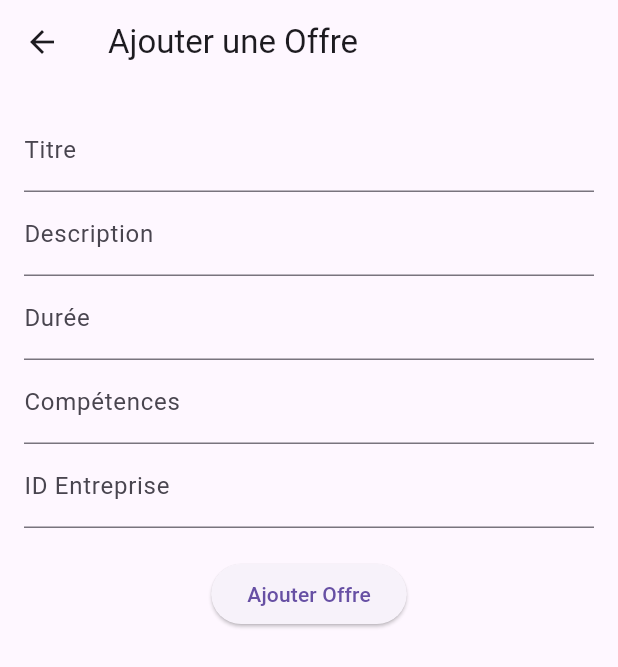
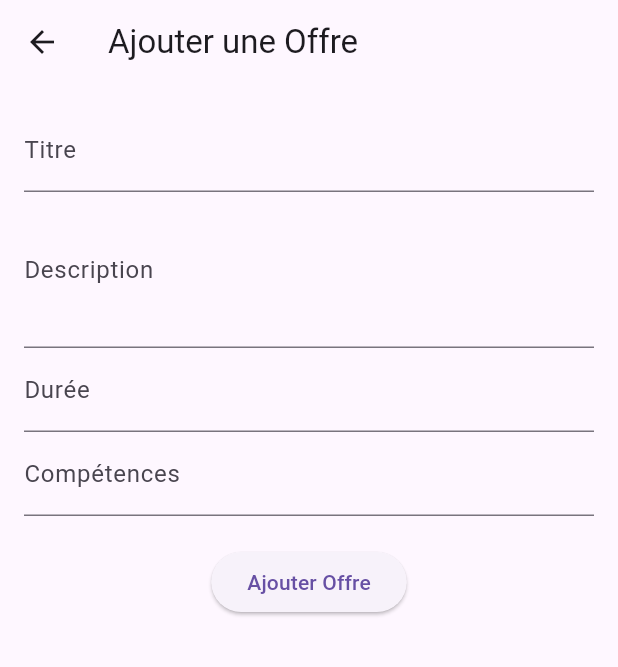
Before and after one commit to yakinebenali/Gestion-de-stage-rapport, a Flutter app: the HomeScreen screen opened directly, after a tap on "Ajouter Offre", on a phone screen of 412 x 824 dp. Shown: the top 667 px of the screen. Run offline on Flutter 3.47's test engine with Material 3 defaults, Android fonts, the phone set to English and light mode, and no system bars; our stand-ins replace file_picker.

Commit message:
fix id_entreprise dans lajout offre comme parametre

```diff
--- a/frontend/gestionstage/lib/ajoutOffre.dart
+++ b/frontend/gestionstage/lib/ajoutOffre.dart
@@ -1,80 +1,75 @@
 import 'package:flutter/material.dart';
-import 'package:gestionstage/main.dart';
 import 'package:http/http.dart' as http;
 import 'dart:convert';
 
 class AjouterOffrePage extends StatefulWidget {
+  final int entrepriseId; // ID récupéré automatiquement
+
+  const AjouterOffrePage({super.key, required this.entrepriseId});
+
   @override
   _AjouterOffrePageState createState() => _AjouterOffrePageState();
 }
 
 class _AjouterOffrePageState extends State<AjouterOffrePage> {
   final _formKey = GlobalKey<FormState>();
+
   final TextEditingController titreController = TextEditingController();
   final TextEditingController descriptionController = TextEditingController();
   final TextEditingController dureeController = TextEditingController();
   final TextEditingController competencesController = TextEditingController();
-  final TextEditingController entrepriseIdController = TextEditingController();
 
   String message = '';
 
   Future<void> ajouterOffre() async {
-    final url = Uri.parse('http://localhost:3000/ajouteroffre'); // URL de ton backend
+    final url = Uri.parse('http://localhost:3000/ajouteroffre?entreprise_id=${widget.entrepriseId}');
+
     final body = {
       "titre": titreController.text,
       "description": descriptionController.text,
       "duree": dureeController.text,
       "competences": competencesController.text,
-      "entreprise_id": int.tryParse(entrepriseIdController.text) ?? 0
     };
 
     try {
       final response = await http.post(
         url,
-        headers: {'Content-Type': 'application/json'},
+        headers: {"Content-Type": "application/json"},
         body: jsonEncode(body),
       );
 
       final result = jsonDecode(response.body);
 
       if (response.statusCode == 201) {
-  // Affiche le message avant de naviguer
         ScaffoldMessenger.of(context).showSnackBar(
           SnackBar(
-      content: Text('Offre ajoutée avec succès ! ID: ${result['offre']['id']}'),
-      duration: Duration(seconds: 2), // Affiche pendant 2 secondes
+            content: Text("Offre ajoutée avec succès !"),
+            duration: Duration(seconds: 2),
           ),
         );
 
-  // Attend que le SnackBar soit visible avant de naviguer
+        // Attendre avant navigation
         await Future.delayed(Duration(seconds: 2));
 
-  // Navigue vers la page principale (MainPage ou HomePage)
-  Navigator.pushReplacement(
-    context,
-    MaterialPageRoute(builder: (context) => HomeScreen()), // Remplace MyApp par ta page principale
-  );
-}
-else {
-        // Erreur : afficher le message
+        Navigator.pop(context); // Retourne à la page entreprise
+      } else {
         setState(() {
-          message = "Erreur: ${result['error']}";
+          message = "Erreur : ${result['error']}";
         });
       }
     } catch (e) {
       setState(() {
-        message = "Erreur serveur: $e";
+        message = "Erreur serveur : $e";
       });
     }
   }
 
-
   @override
   Widget build(BuildContext context) {
     return Scaffold(
-      appBar: AppBar(title: Text('Ajouter une Offre')),
+      appBar: AppBar(title: const Text('Ajouter une Offre')),
       body: Padding(
-        padding: EdgeInsets.all(16),
+        padding: const EdgeInsets.all(16),
         child: Form(
           key: _formKey,
           child: SingleChildScrollView(
@@ -89,6 +84,7 @@ else {
                   controller: descriptionController,
                   decoration: InputDecoration(labelText: 'Description'),
                   validator: (value) => value!.isEmpty ? 'Champ requis' : null,
+                  maxLines: 3,
                 ),
                 TextFormField(
                   controller: dureeController,
@@ -98,27 +94,24 @@ else {
                   controller: competencesController,
                   decoration: InputDecoration(labelText: 'Compétences'),
                 ),
-                TextFormField(
-                  controller: entrepriseIdController,
-                  decoration: InputDecoration(labelText: 'ID Entreprise'),
-                  keyboardType: TextInputType.number,
-                  validator: (value) => value!.isEmpty ? 'Champ requis' : null,
-                ),
-                SizedBox(height: 20),
+
+                const SizedBox(height: 20),
+
                 ElevatedButton(
                   onPressed: () {
                     if (_formKey.currentState!.validate()) {
                       ajouterOffre();
                     }
                   },
-                  child: Text('Ajouter Offre'),
+                  child: const Text('Ajouter Offre'),
                 ),
-                SizedBox(height: 20),
+
+                const SizedBox(height: 15),
+
                 if (message.isNotEmpty)
                   Text(
                     message,
-                    style: TextStyle(
-                        color: message.contains('succès') ? Colors.green : Colors.red),
+                    style: TextStyle(color: Colors.red),
                   ),
               ],
             ),
--- a/frontend/gestionstage/lib/main.dart
+++ b/frontend/gestionstage/lib/main.dart
@@ -83,7 +83,7 @@ class HomeScreen extends StatelessWidget {
                   onPressed: () {
                     Navigator.push(
                       context,
-                      MaterialPageRoute(builder: (context) => AjouterOffrePage()),
+                      MaterialPageRoute(builder: (context) => AjouterOffrePage(entrepriseId: 1),),
                     );
                   },
                   style: ElevatedButton.styleFrom(
```
Also changed, not shown: frontend/gestionstage/lib/ajoutRaport.dart (+142 -107 lines), 4 other files. Lines whose indentation alone changed are shown as unchanged.
